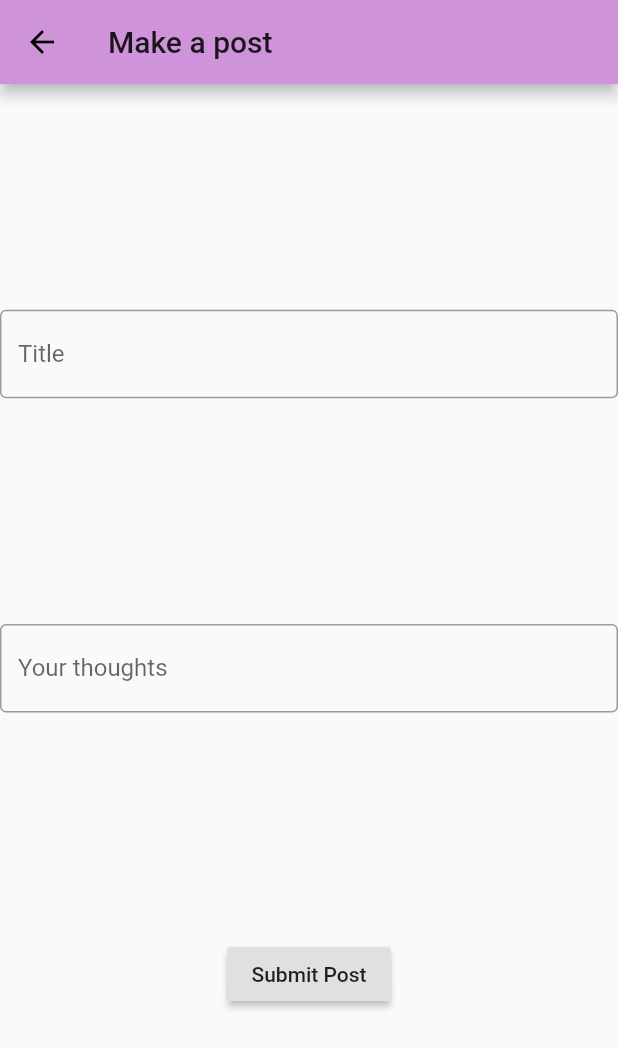
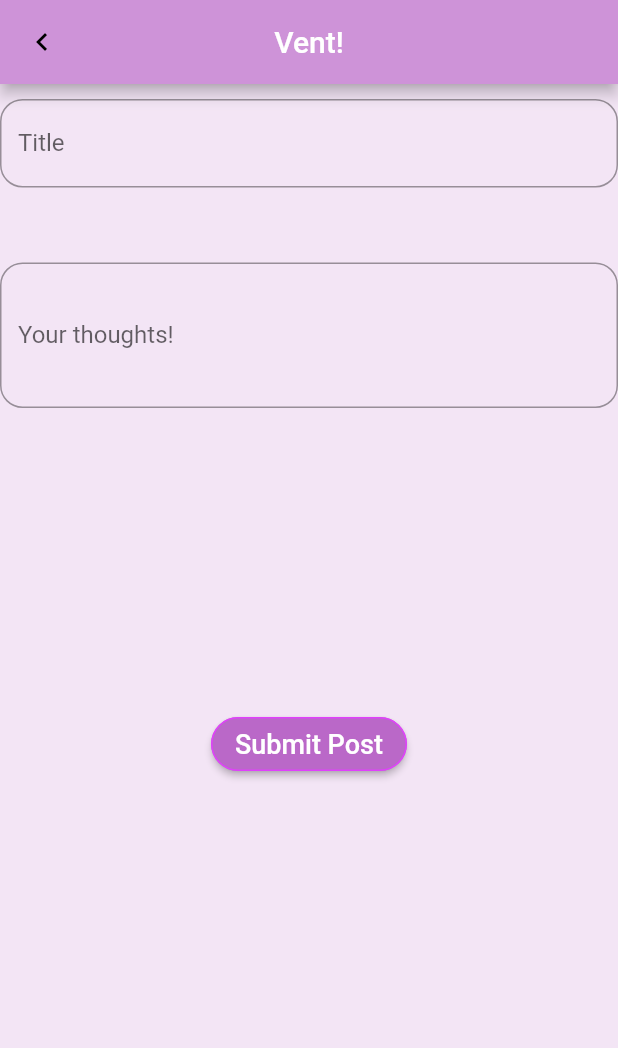
Before and after one commit to nguyenvvv/ventapp, a Flutter app: the MakePost screen opened directly, on a phone screen of 412 x 824 dp. Shown: the top 1048 px of the screen. Run offline on Flutter 3.47's test engine with Material 2 defaults, Android fonts, the phone set to English and light mode, and no system bars.

Commit message:
Add files via upload
Changes to UI and reduction of some code duplication

```diff
--- a/lib/make_post.dart
+++ b/lib/make_post.dart
@@ -1,5 +1,5 @@
 import 'package:flutter/material.dart';
-import 'main.dart';
+import 'package:ventapp/models/post_model.dart';
 
 class MakePost extends StatefulWidget {
   @override
@@ -8,55 +8,69 @@ class MakePost extends StatefulWidget {
   }
 }
 
-// ignore: must_be_immutable
 class _MakePost extends State<MakePost> {
-  TextEditingController controllerOne = TextEditingController();
-  TextEditingController controllerTwo = TextEditingController();
+  TextEditingController titleCtrl = new TextEditingController();
+  TextEditingController textCtrl = new TextEditingController();
 
-  String title = "";
-  String text = "";
+  get postTitle => titleCtrl.text;
+  get postText => textCtrl.text;
 
   @override
   Widget build(BuildContext context) {
+    final postTitle = createTextField('Title', titleCtrl, 1);
+    final postText = createTextField('Your thoughts!', textCtrl, 3);
+
     return Scaffold(
+      backgroundColor: Colors.purple[50],
+        resizeToAvoidBottomPadding: false,
         appBar: AppBar(
-          title: Text("Make a post"),
-        ),
+            centerTitle: true,
+            title: Text("Vent!", style: TextStyle(
+                color: Colors.white)),
+            leading: IconButton(
+              icon: Icon(Icons.chevron_left),
+              onPressed: () => Navigator.pop(context, false),
+            )),
         body: Center(
           child: Column(
-              mainAxisAlignment: MainAxisAlignment.spaceEvenly,
               children: [
-                TextField(
-                    controller: controllerOne,
-                    onChanged: (String title) {
-                      title = title;
-                    },
-                    decoration: InputDecoration(
-                        border: OutlineInputBorder(), labelText: "Title"
-                    )
-                ),
-                TextField(
-                  controller: controllerTwo,
-                  onChanged: (String text) {
-                    text = text;
-                  },
-                  decoration: InputDecoration(
-                      border: OutlineInputBorder(), labelText: "Your thoughts"),
-                ),
+                SizedBox(height: 10),
+                postTitle,
+                SizedBox(height: 50),
+                postText,
+                SizedBox(height: 200),
                 RaisedButton(
+                  shape: RoundedRectangleBorder(
+                    borderRadius: BorderRadius.circular(18.0),
+                    side: BorderSide(color: Colors.purpleAccent)
+                  ),
+                  color: Colors.purple[300],
+                  textColor: Colors.white,
                   onPressed: () {
                     _sendDataBack(context);
                   },
-                  child: Text('Submit Post'),
-                )
+                  child: Text('Submit Post', style: TextStyle(fontSize: 18)))
               ]),
         ));
   }
 
+  Widget createTextField(hintText, ctrlName, minLine){
+    return TextField(
+        controller: ctrlName,
+        onChanged: (String title) {
+          title = title;
+        },
+        decoration: InputDecoration(
+            border: OutlineInputBorder(
+                borderRadius: BorderRadius.circular(15.0)),
+            labelText: hintText.toString()),
+        maxLines: 7,
+        minLines: minLine);
+  }
+
   void _sendDataBack(BuildContext context) {
-
-    var newPost = new Post(controllerOne.text, controllerTwo.text);
-
+    var newPost = new Post(title: postTitle, text: postText);
+    print(postTitle + " " + postText);
     Navigator.pop(context, newPost);
   }
 }
```
